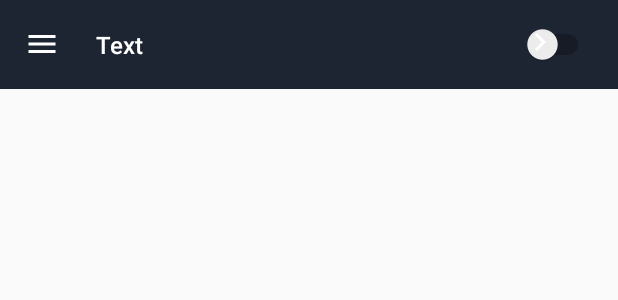
After one commit to SIKV/Photos, an Android app: the layout item_static.xml on its own in the app's theme, with its tools: preview values and no code run, on a phone screen of 412 x 824 dp. The commit adds this screen. Shown: the top 300 px of the screen. Run offline under Robolectric (Android 15) with nearby library versions, the phone set to English and light mode, and no system bars.

Commit message:
Recycler StaticItem

```diff
--- /dev/null
+++ b/app/src/main/res/drawable/ic_navigate_next_white_24dp.xml
@@ -0,0 +1,5 @@
+<vector android:height="24dp" android:tint="#FFFFFF"
+    android:viewportHeight="24.0" android:viewportWidth="24.0"
+    android:width="24dp" xmlns:android="http://schemas.android.com/apk/res/android">
+    <path android:fillColor="#FF000000" android:pathData="M10,6L8.59,7.41 13.17,12l-4.58,4.59L10,18l6,-6z"/>
+</vector>
--- /dev/null
+++ b/app/src/main/res/layout/item_static.xml
@@ -0,0 +1,57 @@
+<?xml version="1.0" encoding="utf-8"?>
+<LinearLayout xmlns:android="http://schemas.android.com/apk/res/android"
+    xmlns:tools="http://schemas.android.com/tools"
+    android:layout_width="match_parent"
+    android:layout_height="wrap_content"
+    android:orientation="horizontal"
+    android:gravity="center_vertical"
+    android:padding="16dp"
+    android:clickable="true"
+    android:focusable="true"
+    android:background="?selectableItemBackground"
+    tools:background="@color/colorPrimary">
+
+    <ImageView
+        android:id="@+id/staticItemImage"
+        android:layout_width="wrap_content"
+        android:layout_height="wrap_content"
+        tools:src="@drawable/ic_menu_white_24dp"
+        android:contentDescription="@string/cn_item_icon"/>
+
+    <Space
+        android:layout_width="24dp"
+        android:layout_height="wrap_content"/>
+
+    <TextView
+        android:id="@+id/staticItemText"
+        android:layout_width="wrap_content"
+        android:layout_height="wrap_content"
+        android:textColor="@android:color/white"
+        android:textSize="16sp"
+        android:fontFamily="sans-serif-medium"
+        tools:text="Text"/>
+
+    <Space
+        android:layout_width="0dp"
+        android:layout_height="wrap_content"
+        android:layout_weight="1"/>
+
+    <FrameLayout
+        android:layout_width="wrap_content"
+        android:layout_height="wrap_content">
+
+        <Switch
+            android:id="@+id/staticItemSwitch"
+            android:layout_width="wrap_content"
+            android:layout_height="wrap_content"/>
+
+        <ImageView
+            android:id="@+id/staticItemNavigateNextImage"
+            android:layout_width="wrap_content"
+            android:layout_height="wrap_content"
+            android:src="@drawable/ic_navigate_next_white_24dp"
+            android:contentDescription="@string/cn_navigate_next_icon"/>
+
+    </FrameLayout>
+
+</LinearLayout>
--- a/app/src/main/res/values/strings.xml
+++ b/app/src/main/res/values/strings.xml
@@ -11,6 +11,8 @@
     <string name="cn_favorite_icon">Favorite icon</string>
     <string name="cn_loading_error_icon">Loading error icon</string>
     <string name="cn_clear_button">Clear button</string>
+    <string name="cn_item_icon">Item icon</string>
+    <string name="cn_navigate_next_icon">Navigate next icon</string>
 
     <string name="transition_photo">Transition Photo</string>
     <string name="photo_by_s_on_s">Photo by %s on %s</string>
```
Also changed, not shown: app/src/main/java/com/github/sikv/photos/ui/adapter/StaticItemAdapter.kt (added, +43 -0 lines), app/src/main/java/com/github/sikv/photos/ui/adapter/viewholder/StaticItemViewHolder.kt (added, +12 -0 lines), app/src/main/res/layout/fragment_more.xml (+36 -2 lines), 1 other file.
